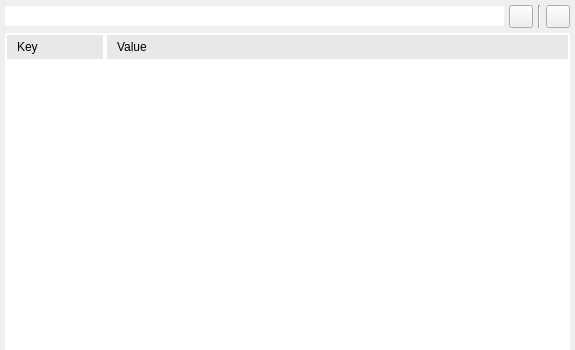
Above: src/widgets/SdbDock.ui from rizinorg/cutter before the change. Below: the same form after it.
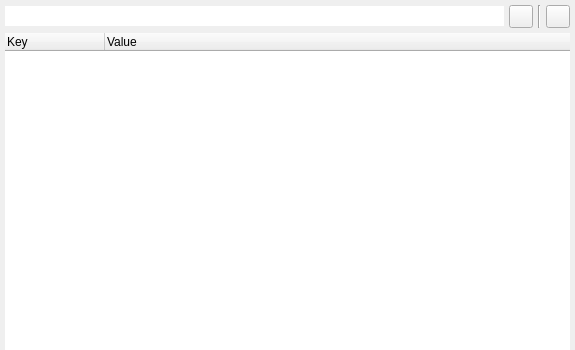
That is the form after the change. Icons and pictures are not drawn.

Commit message: Set list item colors to system default

```diff
--- a/src/widgets/SdbDock.ui
+++ b/src/widgets/SdbDock.ui
@@ -94,32 +94,10 @@
     <item>
      <widget class="QTreeWidget" name="treeWidget">
       <property name="styleSheet">
-       <string notr="true">QHeaderView::section {
-     color: drakgray;
-     padding: 3px;
-     padding-left: 10px;
-     background-color: rgb(232, 232, 232);
-     border: 2px solid white;
-}
-
-QTreeWidget::item
+       <string notr="true">QTreeWidget::item
 {
-    padding-left:10px;
     padding-top: 1px;
     padding-bottom: 1px;
-    border-left: 10px;
-}
-
-QTreeWidget::item:hover
-{
-    background: rgb(242, 246, 248);
-    color: black;
-}
-
-QTreeWidget::item:selected
-{
-    background: gray;
-    color: white;
 }</string>
       </property>
       <property name="frameShape">
@@ -132,7 +110,7 @@
        <number>0</number>
       </property>
       <property name="indentation">
-       <number>10</number>
+       <number>8</number>
       </property>
       <property name="sortingEnabled">
        <bool>false</bool>
```
Left out of the diff: 4 changed lines with no effect on the pictures. The commit also changes 17 other files.
